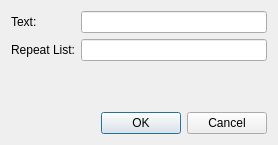
Qt form mscore/mscore/voltaproperties.ui (musescore/musescore-old) before a commit.
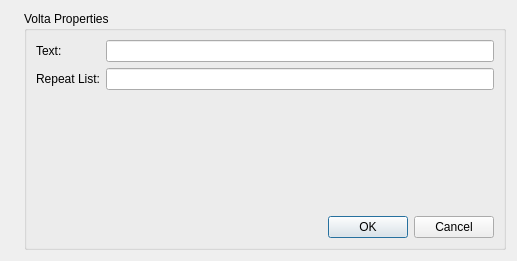
The same form after that commit. Icons and pictures are not drawn.

```diff
--- a/mscore/mscore/voltaproperties.ui
+++ b/mscore/mscore/voltaproperties.ui
@@ -5,14 +5,43 @@
    <rect>
     <x>0</x>
     <y>0</y>
-    <width>278</width>
-    <height>145</height>
+    <width>517</width>
+    <height>261</height>
    </rect>
   </property>
   <property name="windowTitle" >
    <string>Volta Properties</string>
   </property>
-  <layout class="QGridLayout" >
+  <layout class="QVBoxLayout" name="verticalLayout" >
+   <item>
+    <layout class="QHBoxLayout" name="horizontalLayout" >
+     <item>
+      <widget class="QLabel" name="label_3" >
+       <property name="sizePolicy" >
+        <sizepolicy vsizetype="Ignored" hsizetype="Fixed" >
+         <horstretch>0</horstretch>
+         <verstretch>0</verstretch>
+        </sizepolicy>
+       </property>
+       <property name="text" >
+        <string/>
+       </property>
+       <property name="pixmap" >
+        <pixmap resource="mscore.qrc" >:/data/bg1.jpg</pixmap>
+       </property>
+      </widget>
+     </item>
+     <item>
+      <widget class="QGroupBox" name="groupBox" >
+       <property name="title" >
+        <string>Volta Properties</string>
+       </property>
+       <property name="flat" >
+        <bool>true</bool>
+       </property>
+       <layout class="QVBoxLayout" name="verticalLayout_2" >
+        <item>
+         <layout class="QGridLayout" name="gridLayout" >
    <item row="0" column="0" >
     <widget class="QLabel" name="label" >
      <property name="text" >
@@ -33,32 +62,41 @@
    <item row="1" column="1" >
     <widget class="QLineEdit" name="repeat" />
    </item>
-   <item row="3" column="0" colspan="2" >
-    <widget class="QDialogButtonBox" name="buttonBox" >
-     <property name="orientation" >
-      <enum>Qt::Horizontal</enum>
-     </property>
-     <property name="standardButtons" >
-      <set>QDialogButtonBox::Cancel|QDialogButtonBox::NoButton|QDialogButtonBox::Ok</set>
-     </property>
-    </widget>
-   </item>
-   <item row="2" column="0" >
-    <spacer>
+         </layout>
+        </item>
+        <item>
+         <spacer name="verticalSpacer" >
      <property name="orientation" >
       <enum>Qt::Vertical</enum>
      </property>
-     <property name="sizeHint" >
+          <property name="sizeHint" stdset="0" >
       <size>
        <width>20</width>
-       <height>40</height>
+            <height>87</height>
       </size>
      </property>
     </spacer>
    </item>
-  </layout>
- </widget>
- <resources/>
+        <item>
+         <widget class="QDialogButtonBox" name="buttonBox" >
+          <property name="orientation" >
+           <enum>Qt::Horizontal</enum>
+          </property>
+          <property name="standardButtons" >
+           <set>QDialogButtonBox::Cancel|QDialogButtonBox::Ok</set>
+          </property>
+         </widget>
+        </item>
+       </layout>
+      </widget>
+     </item>
+    </layout>
+   </item>
+  </layout>
+ </widget>
+ <resources>
+  <include location="mscore.qrc" />
+ </resources>
  <connections>
   <connection>
    <sender>buttonBox</sender>
```
Lines whose indentation alone changed are shown as unchanged.
